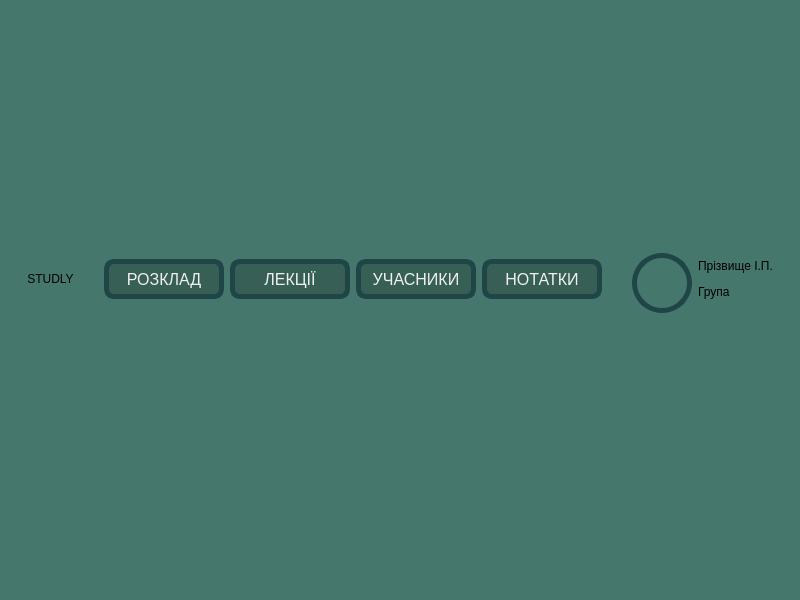
Above: studly/mainwindowteacher.ui from MykytaKa/MVP_Studly_Product before the change. Below: the same form after it.
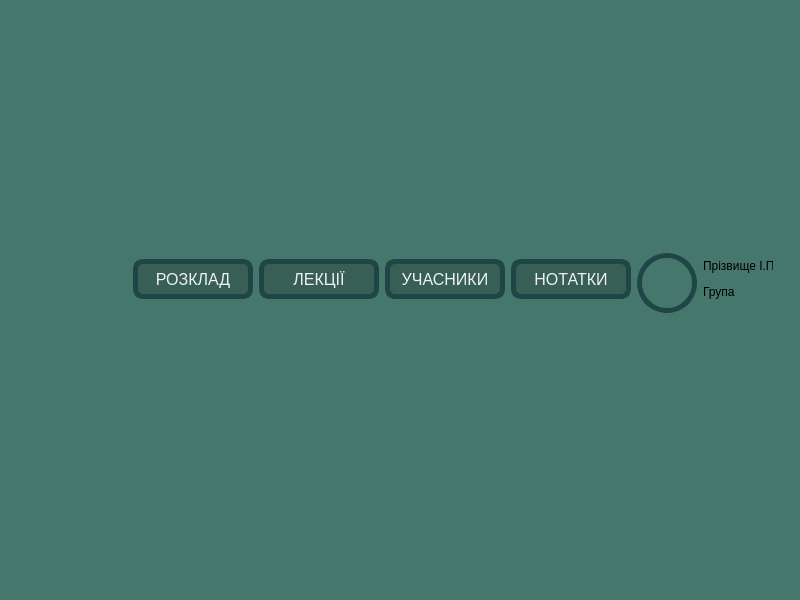
That is the form after the change. Icons and pictures are not drawn.

Diff of the .ui file:
```diff
--- a/studly/mainwindowteacher.ui
+++ b/studly/mainwindowteacher.ui
@@ -69,8 +69,20 @@
          <layout class="QHBoxLayout" name="buttonsMenu">
           <item>
            <widget class="QLabel" name="logoLabel">
+            <property name="minimumSize">
+             <size>
+              <width>100</width>
+              <height>0</height>
+             </size>
+            </property>
+            <property name="cursor">
+             <cursorShape>PointingHandCursor</cursorShape>
+            </property>
+            <property name="frameShape">
+             <enum>QFrame::NoFrame</enum>
+            </property>
             <property name="text">
-             <string>STUDLY</string>
+             <string/>
             </property>
             <property name="alignment">
              <set>Qt::AlignCenter</set>
```
Left out of the diff: 10 changed lines with no effect on the pictures.
